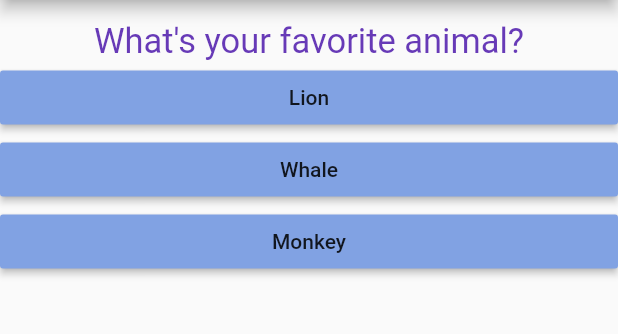
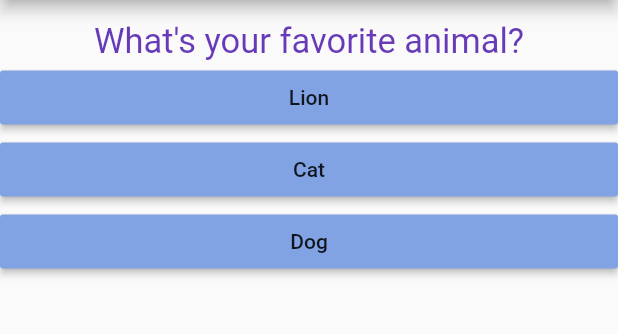
Before and after one commit to AndresN17/Flutter-Basics, a Flutter app: the screen it shows after launch, after a tap on "Red", on a phone screen of 412 x 824 dp, the part 84-418 px from its top. Run offline on Flutter 3.47's test engine with Material 2 defaults, Android fonts, the phone set to English and light mode, and no system bars.

```diff
--- a/lib/answer.dart
+++ b/lib/answer.dart
@@ -2,11 +2,11 @@ import "package:flutter/material.dart";
 
 class Answer extends StatelessWidget {
   final VoidCallback selectHandler;
-  String answerText;
-  int r;
-  int g;
-  int b;
-  Answer(this.selectHandler, this.answerText,this.r, this.g, this.b);
+  final String answerText;
+  final int r;
+  final int g;
+  final int b;
+  Answer(this.selectHandler, this.answerText, this.r, this.g, this.b);
 
   @override
   Widget build(BuildContext context) {
@@ -15,7 +15,7 @@ class Answer extends StatelessWidget {
       child: RaisedButton(
         child: Text(answerText),
         onPressed: selectHandler,
-        color: Color.fromRGBO(r,g,b, 1.0),
+        color: Color.fromRGBO(r, g, b, 1.0),
       ),
     );
   }
--- a/lib/main.dart
+++ b/lib/main.dart
@@ -12,23 +12,39 @@ class MyApp extends StatefulWidget {
 }
 
 class _MyAppState extends State<MyApp> {
-  var _questionIndex = 0;
   final _questions = const [
     {
       "questionText": "What's your favorite color?",
-      "answer": ["Red", "Blue", "Green"]
+      "answer": [
+        {"text": "Red", "score": 10},
+        {"text": "Blue", "score": 5},
+        {"text": "Green", "score": 3}
+      ]
     },
     {
       "questionText": "What's your favorite animal?",
-      "answer": ["Lion", "Whale", "Monkey"]
+      "answer": [
+        {"text": "Lion", "score": 10},
+        {"text": "Cat", "score": 5},
+        {"text": "Dog", "score": 3}
+      ]
     },
   ];
-
-  void _answerQuestion() {
+  var _questionIndex = 0;
+  var _totalScore = 0;
+  void _answerQuestion(int score) {
+    _totalScore = _totalScore + 1;
     setState(() => {_questionIndex = _questionIndex + 1});
     if (_questionIndex < _questions.length) {
       print("We have more questions");
     }
+  }
+
+  void _resetAll() {
+    setState(() => {
+          _totalScore = 0,
+          _questionIndex = 0,
+        });
   }
 
   @override
@@ -45,7 +61,7 @@ class _MyAppState extends State<MyApp> {
                   questions: _questions,
                   answerQuestion: _answerQuestion,
                   questionIndex: _questionIndex)
-              : Result(),
+              : Result(_totalScore, _resetAll),
         ),
       ),
     );
--- a/lib/quiz.dart
+++ b/lib/quiz.dart
@@ -3,7 +3,7 @@ import './question.dart';
 import './answer.dart';
 
 class Quiz extends StatelessWidget {
-  final VoidCallback answerQuestion;
+  final Function(int) answerQuestion;
   final int questionIndex;
   final List<Map<String, Object>> questions;
   Quiz(
@@ -19,8 +19,10 @@ class Quiz extends StatelessWidget {
           height: 14,
         ),
         Question(questions[questionIndex]["questionText"].toString()),
-        ...(questions[questionIndex]['answer'] as List<String>).map((answer) {
-          return Answer(answerQuestion, answer, 129, 162, 227);
+        ...(questions[questionIndex]['answer'] as List<Map<String, Object>>)
+            .map((answer) {
+          return Answer(
+              () => answerQuestion(answer['score'] as int), answer['text'] as String, 129, 162, 227);
         }).toList(),
       ],
     );
```
Also changed, not shown: lib/result.dart (+29 -5 lines).
